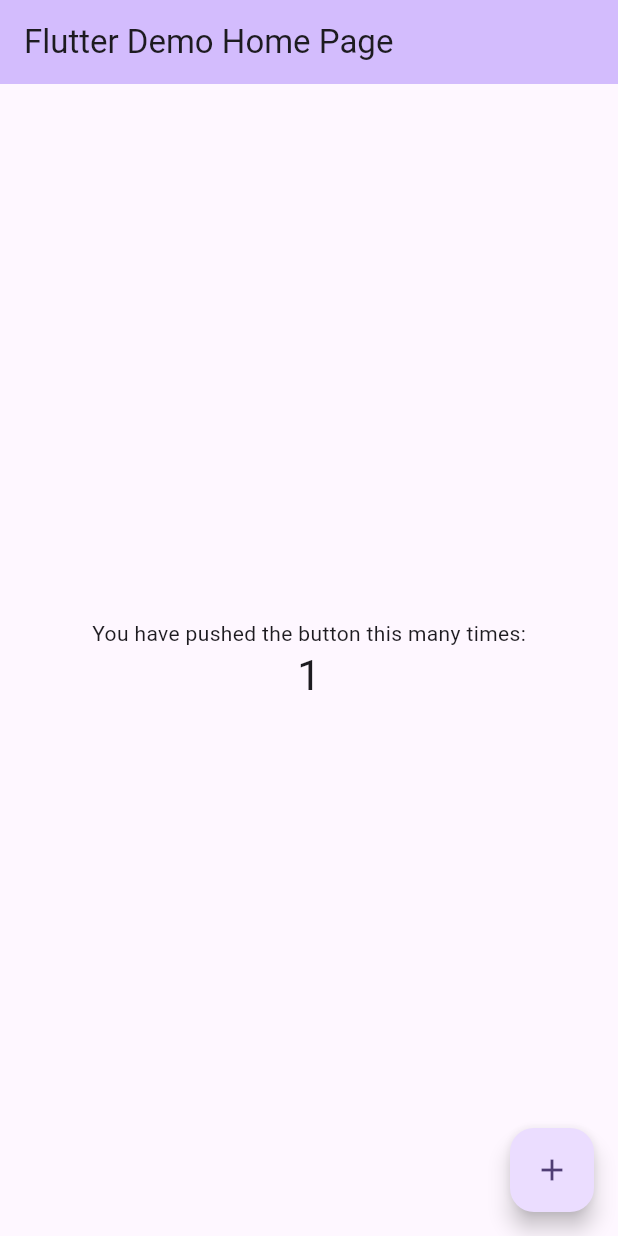
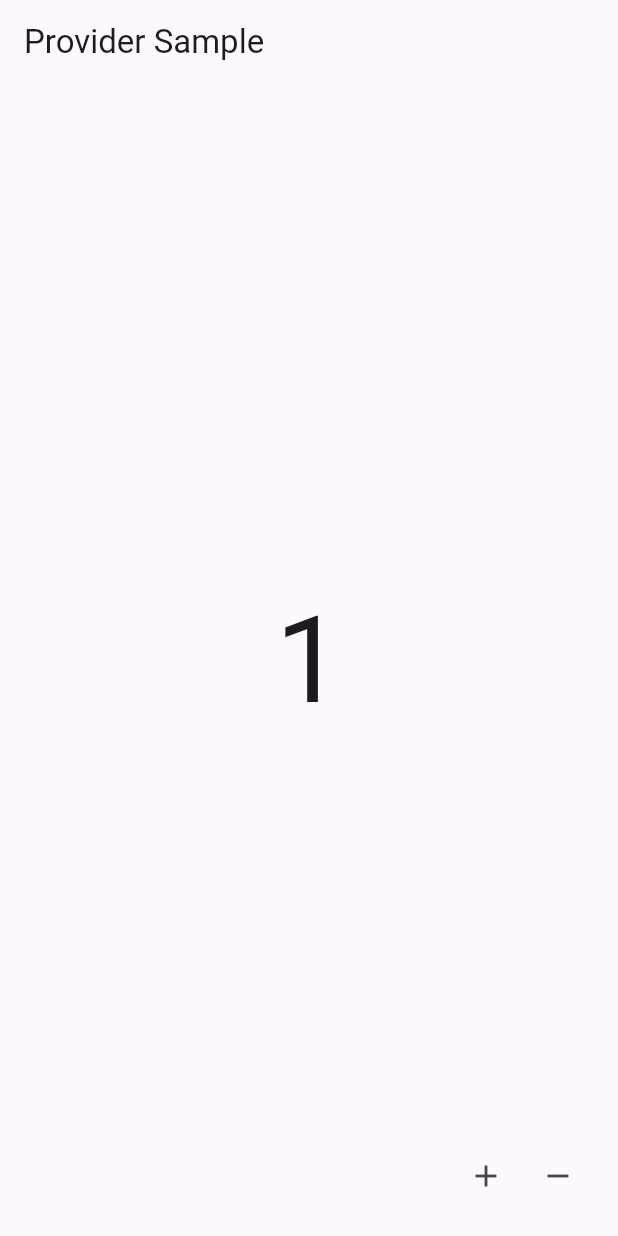
Before and after one commit to hailey-pak/flutter, a Flutter app: the screen it shows after launch, after a tap on the "add" icon, on a phone screen of 412 x 824 dp. Run offline on Flutter 3.47's test engine with Material 2 defaults, Android fonts, the phone set to English and light mode, and no system bars; our stand-ins replace animated_splash_screen, badges, dio, drift, flutter_form_builder, flutter_map and 22 more; missing offline and left inert: agora_rtc_engine, audio_session, debounce_throttle, flutter_sound, flutter_sound_platform_interface, geojson and 6 more; accounts and stored records are empty; generated files the repository leaves out were written again.

Commit message:
flutter 상태관리 - provider test

```diff
--- a/sample/provider_test/lib/main.dart
+++ b/sample/provider_test/lib/main.dart
@@ -1,4 +1,7 @@
 import 'package:flutter/material.dart';
+import 'package:provider/provider.dart';
+import 'package:provider_test/src/home.dart';
+import 'package:provider_test/src/provider/count_provider.dart';
 
 void main() {
   runApp(const MyApp());
@@ -13,113 +16,13 @@ class MyApp extends StatelessWidget {
     return MaterialApp(
       title: 'Flutter Demo',
       theme: ThemeData(
-        // This is the theme of your application.
-        //
-        // TRY THIS: Try running your application with "flutter run". You'll see
-        // the application has a blue toolbar. Then, without quitting the app,
-        // try changing the seedColor in the colorScheme below to Colors.green
-        // and then invoke "hot reload" (save your changes or press the "hot
-        // reload" button in a Flutter-supported IDE, or press "r" if you used
-        // the command line to start the app).
-        //
-        // Notice that the counter didn't reset back to zero; the application
-        // state is not lost during the reload. To reset the state, use hot
-        // restart instead.
-        //
-        // This works for code too, not just values: Most code changes can be
-        // tested with just a hot reload.
         colorScheme: ColorScheme.fromSeed(seedColor: Colors.deepPurple),
         useMaterial3: true,
       ),
-      home: const MyHomePage(title: 'Flutter Demo Home Page'),
+      home: ChangeNotifierProvider(
+        create: (context) => CountProvider(),
+        child: Home(),
+      ),
     );
   }
 }
-
-class MyHomePage extends StatefulWidget {
-  const MyHomePage({super.key, required this.title});
-
-  // This widget is the home page of your application. It is stateful, meaning
-  // that it has a State object (defined below) that contains fields that affect
-  // how it looks.
-
-  // This class is the configuration for the state. It holds the values (in this
-  // case the title) provided by the parent (in this case the App widget) and
-  // used by the build method of the State. Fields in a Widget subclass are
-  // always marked "final".
-
-  final String title;
-
-  @override
-  State<MyHomePage> createState() => _MyHomePageState();
-}
-
-class _MyHomePageState extends State<MyHomePage> {
-  int _counter = 0;
-
-  void _incrementCounter() {
-    setState(() {
-      // This call to setState tells the Flutter framework that something has
-      // changed in this State, which causes it to rerun the build method below
-      // so that the display can reflect the updated values. If we changed
-      // _counter without calling setState(), then the build method would not be
-      // called again, and so nothing would appear to happen.
-      _counter++;
-    });
-  }
-
-  @override
-  Widget build(BuildContext context) {
-    // This method is rerun every time setState is called, for instance as done
-    // by the _incrementCounter method above.
-    //
-    // The Flutter framework has been optimized to make rerunning build methods
-    // fast, so that you can just rebuild anything that needs updating rather
-    // than having to individually change instances of widgets.
-    return Scaffold(
-      appBar: AppBar(
-        // TRY THIS: Try changing the color here to a specific color (to
-        // Colors.amber, perhaps?) and trigger a hot reload to see the AppBar
-        // change color while the other colors stay the same.
-        backgroundColor: Theme.of(context).colorScheme.inversePrimary,
-        // Here we take the value from the MyHomePage object that was created by
-        // the App.build method, and use it to set our appbar title.
-        title: Text(widget.title),
-      ),
-      body: Center(
-        // Center is a layout widget. It takes a single child and positions it
-        // in the middle of the parent.
-        child: Column(
-          // Column is also a layout widget. It takes a list of children and
-          // arranges them vertically. By default, it sizes itself to fit its
-          // children horizontally, and tries to be as tall as its parent.
-          //
-          // Column has various properties to control how it sizes itself and
-          // how it positions its children. Here we use mainAxisAlignment to
-          // center the children vertically; the main axis here is the vertical
-          // axis because Columns are vertical (the cross axis would be
-          // horizontal).
-          //
-          // TRY THIS: Invoke "debug painting" (choose the "Toggle Debug Paint"
-          // action in the IDE, or press "p" in the console), to see the
-          // wireframe for each widget.
-          mainAxisAlignment: MainAxisAlignment.center,
-          children: <Widget>[
-            const Text(
-              'You have pushed the button this many times:',
-            ),
-            Text(
-              '$_counter',
-              style: Theme.of(context).textTheme.headlineMedium,
-            ),
-          ],
-        ),
-      ),
-      floatingActionButton: FloatingActionButton(
-        onPressed: _incrementCounter,
-        tooltip: 'Increment',
-        child: const Icon(Icons.add),
-      ), // This trailing comma makes auto-formatting nicer for build methods.
-    );
-  }
-}
--- /dev/null
+++ b/sample/provider_test/lib/src/home.dart
@@ -0,0 +1,37 @@
+import 'package:flutter/material.dart';
+import 'package:provider/provider.dart';
+import 'package:provider_test/src/provider/count_provider.dart';
+import 'package:provider_test/src/ui/count_home.dart';
+
+class Home extends StatelessWidget {
+  const Home({Key? key}) : super(key: key);
+
+  @override
+  Widget build(BuildContext context) {
+    CountProvider _countProvider = Provider.of<CountProvider>(context, listen: false);
+
+    return Scaffold(
+      appBar: AppBar(
+        title: Text('Provider Sample'),
+      ),
+      body: CountHomeWidget(),
+      floatingActionButton: Row(
+        mainAxisAlignment: MainAxisAlignment.end,
+        children: [
+          IconButton(
+            onPressed: () {
+              _countProvider.add();
+            },
+            icon: Icon(Icons.add),
+          ),
+          IconButton(
+            onPressed: () {
+              _countProvider.remove();
+            },
+            icon: Icon(Icons.remove),
+          ),
+        ],
+      ),
+    );
+  }
+}
--- /dev/null
+++ b/sample/provider_test/lib/src/provider/count_provider.dart
@@ -0,0 +1,16 @@
+import 'package:flutter/material.dart';
+
+class CountProvider extends ChangeNotifier {
+  int _count = 0;
+  int get count => _count;
+
+  add() {
+    _count++;
+    notifyListeners();
+  }
+
+  remove() {
+    _count--;
+    notifyListeners();
+  }
+}
--- /dev/null
+++ b/sample/provider_test/lib/src/ui/count_home.dart
@@ -0,0 +1,21 @@
+import 'package:flutter/material.dart';
+import 'package:provider/provider.dart';
+import 'package:provider_test/src/provider/count_provider.dart';
+
+class CountHomeWidget extends StatelessWidget {
+  const CountHomeWidget({Key? key}) : super(key: key);
+
+  @override
+  Widget build(BuildContext context) {
+    print('build called');
+    return Center(
+      child: Consumer<CountProvider>(
+        builder: (context, value, child) {
+          return Text(
+            value.count.toString(),
+            style: TextStyle(fontSize: 80),);
+        },
+      ),
+    );
+  }
+}
--- a/sample/provider_test/pubspec.yaml
+++ b/sample/provider_test/pubspec.yaml
@@ -35,6 +35,7 @@ dependencies:
   # The following adds the Cupertino Icons font to your application.
   # Use with the CupertinoIcons class for iOS style icons.
   cupertino_icons: ^1.0.2
+  provider: ^6.0.5
 
 dev_dependencies:
   flutter_test:
```
Also changed, not shown: sample/provider_test/pubspec.lock.
